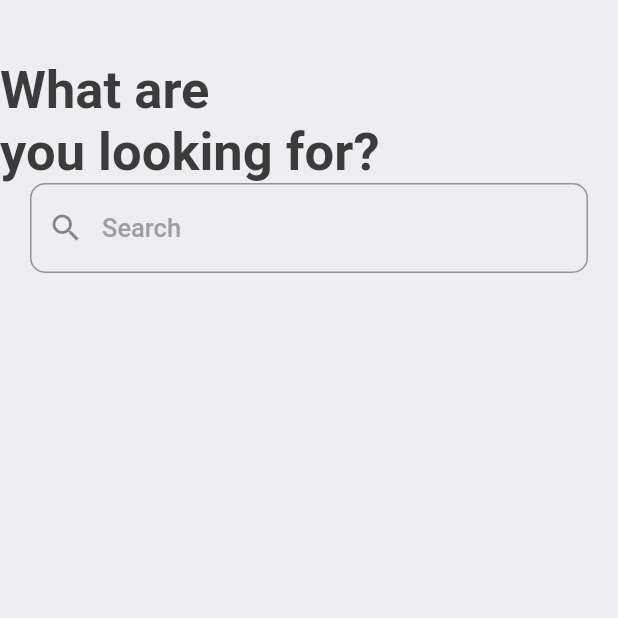
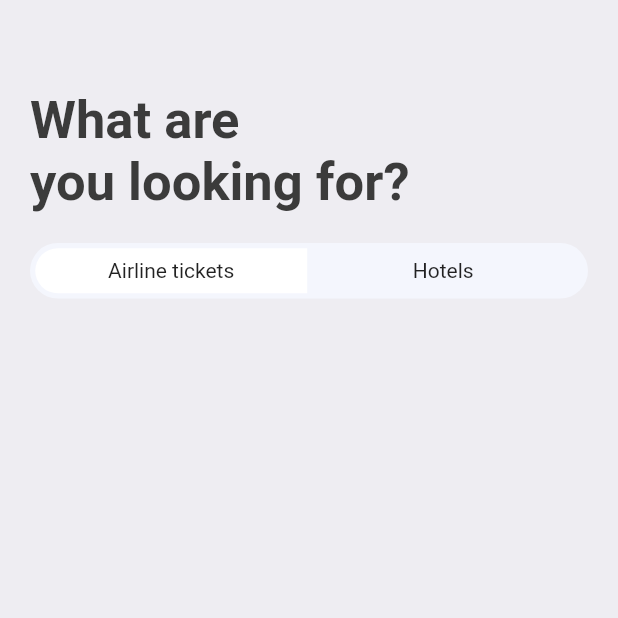
Before and after one commit to VinicioSantos/TicketBookAppFlutterStudyCase, a Flutter app: the SearchScreen screen opened directly, on a phone screen of 412 x 824 dp, the top half of it. Run offline on Flutter 3.47's test engine with Material 2 defaults, Android fonts, the phone set to English and light mode, and no system bars; our stand-ins replace fluentui_icons, gap, get.

Commit message:
toggle button

```diff
--- a/lib/scrrens/search_screen.dart
+++ b/lib/scrrens/search_screen.dart
@@ -10,25 +10,57 @@ class SearchScreen extends StatelessWidget {
 
   @override
   Widget build(BuildContext context) {
+    final size = AppLayout.getSize(context);
     return Scaffold(
       backgroundColor: Styles.bgColor,
       body: ListView(
+        padding: EdgeInsets.symmetric(
+            horizontal: AppLayout.getWidth(20),
+            vertical: AppLayout.getHeight(20)),
         children: [
           Gap(AppLayout.getHeight(40)),
           Text("What are\nyou looking for?",
-              style: Styles.headLineStyle.copyWith(fontSize: 35),
+              style: Styles.headLineStyle
+                  .copyWith(fontSize: AppLayout.getWidth(35)),
               textAlign: TextAlign.start),
+          Gap(AppLayout.getHeight(20)),
           Container(
-            margin: EdgeInsets.symmetric(horizontal: AppLayout.getWidth(20)),
-            child: TextField(
-              decoration: InputDecoration(
-                  hintText: "Search",
-                  hintStyle: Styles.headLineStyle3,
-                  prefixIcon: Icon(Icons.search),
-                  border: OutlineInputBorder(
-                      borderRadius: BorderRadius.circular(10))),
-            ),
-          )
+              padding: const EdgeInsets.all(3.5),
+              child: Row(children: [
+                /*
+                airlines tickets
+                */
+                Container(
+                    width: size.width * .44,
+                    padding:
+                        EdgeInsets.symmetric(vertical: AppLayout.getHeight(7)),
+                    decoration: BoxDecoration(
+                        borderRadius: BorderRadius.horizontal(
+                            left: Radius.circular(AppLayout.getHeight(50))),
+                        color: Colors.white),
+                    child: Center(
+                      child: Text("Airline tickets"),
+                    )),
+                /*
+                Hotels
+                */
+                FittedBox(
+                  child: Container(
+                      width: size.width * .44,
+                      padding: EdgeInsets.symmetric(
+                          vertical: AppLayout.getHeight(7)),
+                      decoration: BoxDecoration(
+                          borderRadius: BorderRadius.horizontal(
+                              right: Radius.circular(AppLayout.getHeight(50))),
+                          color: Colors.transparent),
+                      child: Center(
+                        child: Text("Hotels"),
+                      )),
+                ),
+              ]),
+              decoration: BoxDecoration(
+                  borderRadius: BorderRadius.circular(AppLayout.getHeight(50)),
+                  color: const Color(0xFFF4F6FD))),
         ],
       ),
     );
```
